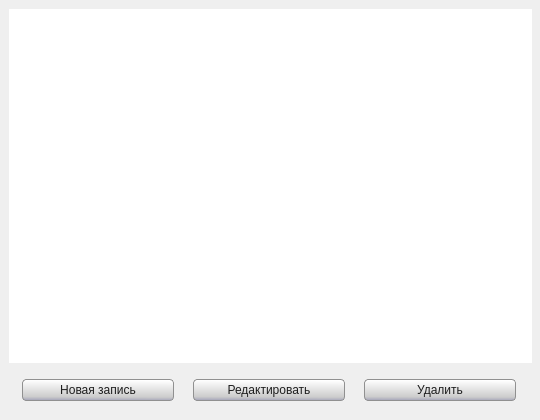
Old version of the form view/ViewForm.ui in the repository AnyaIliyina/geo.
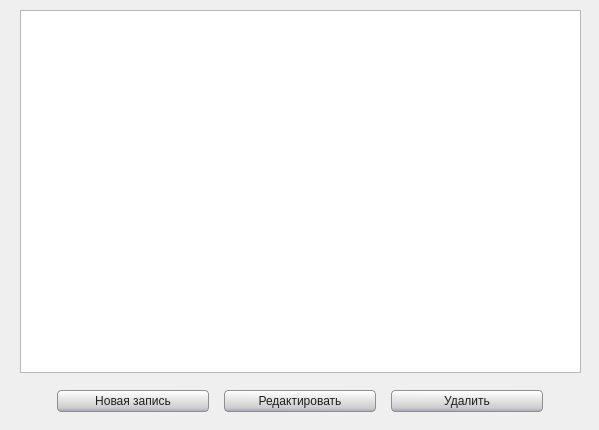
New version of the form.

```diff
--- a/view/ViewForm.ui
+++ b/view/ViewForm.ui
@@ -6,30 +6,49 @@
    <rect>
     <x>0</x>
     <y>0</y>
-    <width>540</width>
-    <height>420</height>
+    <width>599</width>
+    <height>430</height>
    </rect>
   </property>
   <property name="minimumSize">
    <size>
-    <width>540</width>
-    <height>420</height>
+    <width>599</width>
+    <height>430</height>
    </size>
   </property>
+  <property name="maximumSize">
+   <size>
+    <width>16777215</width>
+    <height>16777215</height>
+   </size>
+  </property>
+  <property name="font">
+   <font>
+    <pointsize>9</pointsize>
+   </font>
+  </property>
   <property name="windowTitle">
    <string>Результаты поиска</string>
   </property>
+  <property name="styleSheet">
+   <string notr="true">QWidget{
+border-width:2px;
+}</string>
+  </property>
   <widget class="QWidget" name="">
    <property name="geometry">
     <rect>
-     <x>9</x>
-     <y>9</y>
-     <width>523</width>
-     <height>392</height>
+     <x>20</x>
+     <y>10</y>
+     <width>561</width>
+     <height>402</height>
     </rect>
    </property>
-   <layout class="QVBoxLayout" name="verticalLayout">
-    <item>
+   <layout class="QGridLayout" name="gridLayout">
+    <property name="verticalSpacing">
+     <number>17</number>
+    </property>
+    <item row="0" column="0">
      <widget class="QTableView" name="tableView">
       <property name="minimumSize">
        <size>
@@ -39,16 +58,29 @@
       </property>
       <property name="styleSheet">
        <string notr="true">QTableView{
-border:none;
+border-width:2px
 }</string>
       </property>
      </widget>
     </item>
-    <item>
+    <item row="1" column="0">
      <layout class="QHBoxLayout" name="horizontalLayout">
-      <property name="topMargin">
-       <number>10</number>
+      <property name="spacing">
+       <number>15</number>
       </property>
+      <item>
+       <spacer name="horizontalSpacer">
+        <property name="orientation">
+         <enum>Qt::Horizontal</enum>
+        </property>
+        <property name="sizeHint" stdset="0">
+         <size>
+          <width>40</width>
+          <height>20</height>
+         </size>
+        </property>
+       </spacer>
+      </item>
       <item>
        <widget class="QPushButton" name="btnNew">
         <property name="font">
@@ -132,6 +164,19 @@
         </property>
        </widget>
       </item>
+      <item>
+       <spacer name="horizontalSpacer_2">
+        <property name="orientation">
+         <enum>Qt::Horizontal</enum>
+        </property>
+        <property name="sizeHint" stdset="0">
+         <size>
+          <width>40</width>
+          <height>20</height>
+         </size>
+        </property>
+       </spacer>
+      </item>
      </layout>
     </item>
    </layout>
```
